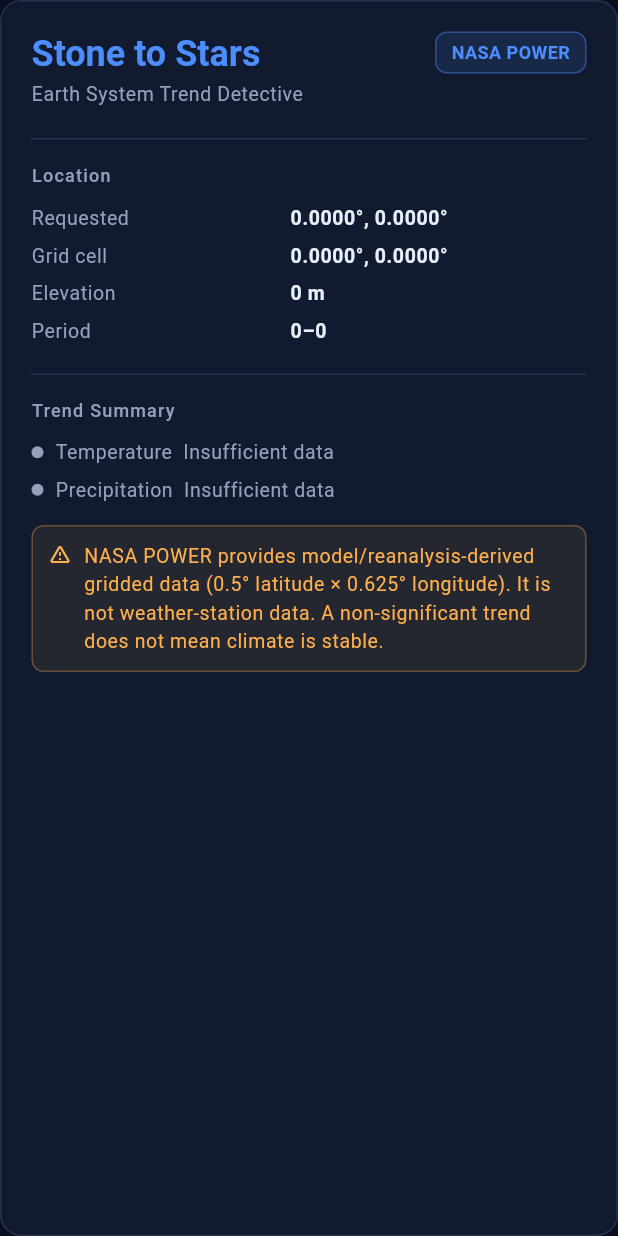
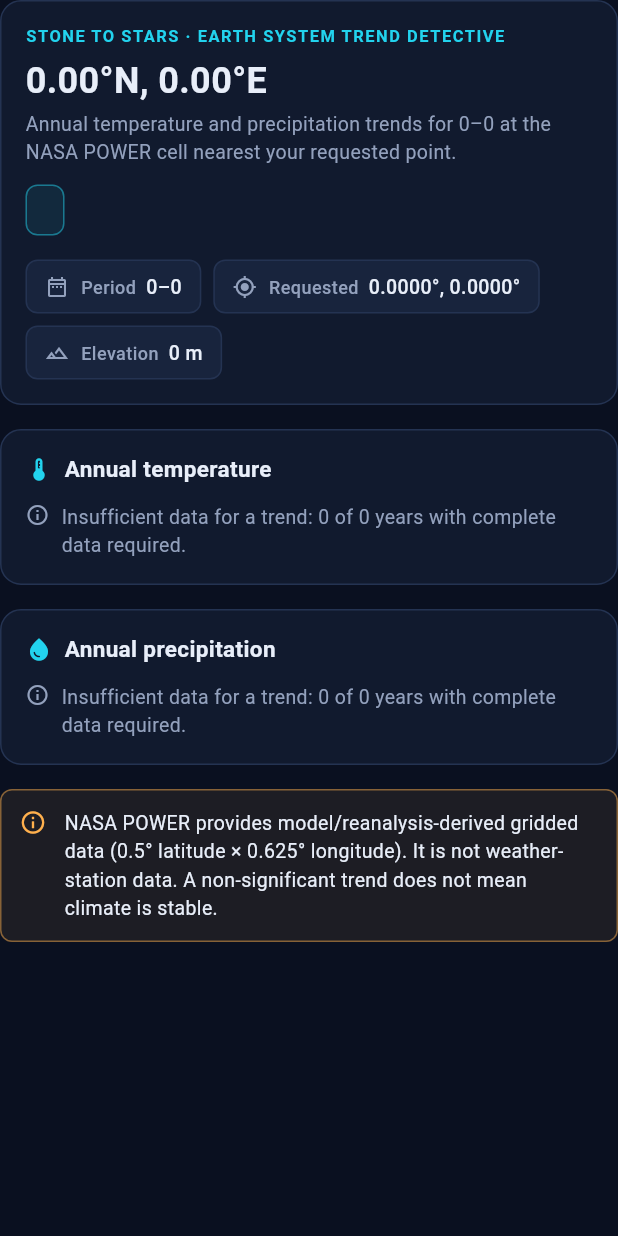
Before and after one commit to rdarshan927/stone-to-stars, a Flutter app: the OverviewCard widget shown alone on an empty page, opened directly with empty values, on a phone screen of 412 x 824 dp. Run offline on Flutter 3.47's test engine with Material 3 defaults, Android fonts, the phone set to English and light mode, and no system bars; our stand-ins replace fl_chart; network calls fail.

Commit message:
feat: redesign climate overview dashboard

```diff
--- a/apps/mobile/lib/widgets/overview_card.dart
+++ b/apps/mobile/lib/widgets/overview_card.dart
@@ -2,9 +2,37 @@ import 'package:flutter/material.dart';
 
 import '../app/theme.dart';
 import '../models/climate_analysis.dart';
-import 'stat_tile.dart';
+import 'app_card.dart';
+import 'status_pill.dart';
 
-/// Summary card shown at the top of the Overview section.
+/// Width from which the two variable panels sit side by side.
+const double kOverviewTwoColumnWidth = 720;
+
+/// Formats a Sen's slope for display: signed, typographic minus, with
+/// precision scaled to magnitude so the value stays short.
+String formatSlope(double v) {
+  final a = v.abs();
+  final digits = a >= 100
+      ? 0
+      : a >= 10
+      ? 1
+      : a >= 1
+      ? 2
+      : 3;
+  final s = a.toStringAsFixed(digits);
+  if (double.parse(s) == 0) return s; // avoid "+0.000" / "−0.000"
+  return '${v < 0 ? '−' : '+'}$s';
+}
+
+/// Formats a p-value with fixed precision, flooring very small values.
+String formatP(double p) => p < 0.0001 ? '< 0.0001' : p.toStringAsFixed(4);
+
+String _coord(double v, String pos, String neg) =>
+    '${v.abs().toStringAsFixed(2)}°${v >= 0 ? pos : neg}';
+
+/// Overview screen content: hero, one trend panel per climate variable, and
+/// the NASA POWER data note. Purely presentational; all values come from
+/// [analysis].
 class OverviewCard extends StatelessWidget {
   const OverviewCard({super.key, required this.analysis});
 
@@ -12,135 +40,191 @@ class OverviewCard extends StatelessWidget {
 
   @override
   Widget build(BuildContext context) {
-    final tt = Theme.of(context).textTheme;
+    final temp = analysis.temperature;
+    final precip = analysis.precipitation;
+
+    return LayoutBuilder(
+      builder: (context, constraints) {
+        final wide = constraints.maxWidth >= kOverviewTwoColumnWidth;
+
+        final tempPanel = _TrendPanel(
+          title: 'Annual temperature',
+          noun: 'mean temperature',
+          icon: Icons.thermostat,
+          trend: temp.trend,
+          excludedYears: temp.excludedYears.length,
+        );
+        final precipPanel = _TrendPanel(
+          title: 'Annual precipitation',
+          noun: 'total precipitation',
+          icon: Icons.water_drop,
+          trend: precip.trend,
+          excludedYears: precip.excludedYears.length,
+        );
+
+        return Column(
+          crossAxisAlignment: CrossAxisAlignment.stretch,
+          children: [
+            _Hero(analysis: analysis, wide: wide),
+            const SizedBox(height: AppSpacing.lg),
+            if (wide)
+              Row(
+                crossAxisAlignment: CrossAxisAlignment.start,
+                children: [
+                  Expanded(child: tempPanel),
+                  const SizedBox(width: AppSpacing.lg),
+                  Expanded(child: precipPanel),
+                ],
+              )
+            else ...[
+              tempPanel,
+              const SizedBox(height: AppSpacing.lg),
+              precipPanel,
+            ],
+            const SizedBox(height: AppSpacing.lg),
+            const _DataNote(),
+          ],
+        );
+      },
+    );
+  }
+}
+
+// ── Hero ────────────────────────────────────────────────────────────────────
+
+class _Hero extends StatelessWidget {
+  const _Hero({required this.analysis, required this.wide});
+
+  final ClimateAnalysis analysis;
+  final bool wide;
+
+  @override
+  Widget build(BuildContext context) {
     final loc = analysis.location;
-    final ds = analysis.dataset;
     final per = analysis.period;
-    final tTrend = analysis.temperature.trend;
-    final pTrend = analysis.precipitation.trend;
+    final title =
+        '${_coord(loc.latitude, 'N', 'S')}, ${_coord(loc.longitude, 'E', 'W')}';
+    final period = '${per.startYear}–${per.endYear}';
 
-    return Container(
-      decoration: BoxDecoration(
-        color: AppColors.surface,
-        borderRadius: BorderRadius.circular(14),
-        border: Border.all(color: AppColors.border),
+    final heading = Column(
+      crossAxisAlignment: CrossAxisAlignment.start,
+      children: [
+        Text(
+          'STONE TO STARS · EARTH SYSTEM TREND DETECTIVE',
+          style: AppText.overline.copyWith(color: AppColors.cyan),
         ),
-      padding: const EdgeInsets.all(20),
+        const SizedBox(height: AppSpacing.sm),
+        Semantics(
+          header: true,
+          child: Text(
+            title,
+            maxLines: 2,
+            overflow: TextOverflow.ellipsis,
+            style: AppText.headline,
+          ),
+        ),
+        const SizedBox(height: AppSpacing.xs),
+        Text(
+          'Annual temperature and precipitation trends for $period at the '
+          'NASA POWER cell nearest your requested point.',
+          style: AppText.bodySmall,
+        ),
+      ],
+    );
+
+    final badge = _SourceBadge(dataset: analysis.dataset);
+
+    return AppCard(
+      padding: EdgeInsets.all(wide ? AppSpacing.xl : AppSpacing.lg),
       child: Column(
         crossAxisAlignment: CrossAxisAlignment.start,
         children: [
-          // Header
+          if (wide)
             Row(
               crossAxisAlignment: CrossAxisAlignment.start,
               children: [
-              Expanded(
-                child: Column(
-                  crossAxisAlignment: CrossAxisAlignment.start,
+                Expanded(child: heading),
+                const SizedBox(width: AppSpacing.lg),
+                badge,
+              ],
+            )
+          else ...[
+            heading,
+            const SizedBox(height: AppSpacing.md),
+            badge,
+          ],
+          const SizedBox(height: AppSpacing.lg),
+          Wrap(
+            spacing: AppSpacing.sm,
+            runSpacing: AppSpacing.sm,
             children: [
-                    Text(
-                      'Stone to Stars',
-                      style: tt.headlineSmall?.copyWith(
-                        fontWeight: FontWeight.bold,
-                        color: AppColors.blue,
+              _FactChip(
+                icon: Icons.date_range_outlined,
+                label: 'Period',
+                value: period,
               ),
-                    ),
-                    const SizedBox(height: 2),
-                    Text(
-                      'Earth System Trend Detective',
-                      style: tt.bodySmall?.copyWith(
-                        color: AppColors.textSecondary,
-                      ),
-                    ),
-                  ],
-                ),
-              ),
-              _SourceBadge(sources: ds.sources),
-            ],
-          ),
-          const SizedBox(height: 20),
-          const Divider(color: AppColors.border, height: 1),
-          const SizedBox(height: 16),
-
-          // Location info
-          Text(
-            'Location',
-            style: tt.labelMedium?.copyWith(
-              color: AppColors.textSecondary,
-              letterSpacing: 0.8,
-            ),
-          ),
-          const SizedBox(height: 8),
-          StatTile(
+              _FactChip(
+                icon: Icons.my_location_outlined,
                 label: 'Requested',
                 value:
                     '${loc.requestedLatitude.toStringAsFixed(4)}°, '
                     '${loc.requestedLongitude.toStringAsFixed(4)}°',
               ),
-          StatTile(
-            label: 'Grid cell',
-            value:
-                '${loc.latitude.toStringAsFixed(4)}°, '
-                '${loc.longitude.toStringAsFixed(4)}°',
-          ),
               if (loc.elevationM != null)
-            StatTile(
+                _FactChip(
+                  icon: Icons.terrain_outlined,
                   label: 'Elevation',
                   value: '${loc.elevationM!.toStringAsFixed(0)} m',
                 ),
-          StatTile(label: 'Period', value: '${per.startYear}–${per.endYear}'),
-
-          const SizedBox(height: 16),
-          const Divider(color: AppColors.border, height: 1),
-          const SizedBox(height: 16),
-
-          // Quick trend summary
-          Text(
-            'Trend Summary',
-            style: tt.labelMedium?.copyWith(
-              color: AppColors.textSecondary,
-              letterSpacing: 0.8,
-            ),
-          ),
-          const SizedBox(height: 10),
-          _TrendSummaryRow(
-            label: 'Temperature',
-            trend: tTrend,
-            color: AppColors.cyan,
-          ),
-          const SizedBox(height: 6),
-          _TrendSummaryRow(
-            label: 'Precipitation',
-            trend: pTrend,
-            color: AppColors.orange,
-          ),
-
-          const SizedBox(height: 14),
-          Container(
-            decoration: BoxDecoration(
-              color: AppColors.orange.withAlpha(20),
-              borderRadius: BorderRadius.circular(8),
-              border: Border.all(color: AppColors.orange.withAlpha(80)),
-            ),
-            padding: const EdgeInsets.all(10),
-            child: Row(
-              crossAxisAlignment: CrossAxisAlignment.start,
-              children: [
-                const Icon(
-                  Icons.warning_amber_rounded,
-                  size: 16,
-                  color: AppColors.orange,
-                ),
-                const SizedBox(width: 8),
-                Expanded(
-                  child: Text(
-                    'NASA POWER provides model/reanalysis-derived gridded data '
-                    '(0.5° latitude × 0.625° longitude). '
-                    'It is not weather-station data. '
-                    'A non-significant trend does not mean climate is stable.',
-                    style: tt.bodySmall?.copyWith(color: AppColors.orange),
-                  ),
+            ],
           ),
         ],
+      ),
+    );
+  }
+}
+
+class _FactChip extends StatelessWidget {
+  const _FactChip({
+    required this.icon,
+    required this.label,
+    required this.value,
+  });
+
+  final IconData icon;
+  final String label;
+  final String value;
+
+  @override
+  Widget build(BuildContext context) {
+    return Container(
+      padding: const EdgeInsets.symmetric(
+        horizontal: AppSpacing.md,
+        vertical: AppSpacing.sm,
+      ),
+      decoration: BoxDecoration(
+        color: AppColors.surfaceHigh,
+        borderRadius: AppRadii.smAll,
+        border: const Border.fromBorderSide(AppBorders.subtle),
+      ),
+      child: Row(
+        mainAxisSize: MainAxisSize.min,
+        children: [
+          Icon(icon, size: 16, color: AppColors.textSecondary),
+          const SizedBox(width: AppSpacing.sm),
+          Flexible(
+            child: Text.rich(
+              TextSpan(
+                children: [
+                  TextSpan(text: '$label  ', style: AppText.label),
+                  TextSpan(
+                    text: value,
+                    style: AppText.numeric.copyWith(fontSize: 13),
+                  ),
+                ],
+              ),
+              maxLines: 2,
+              overflow: TextOverflow.ellipsis,
             ),
           ),
         ],
@@ -149,135 +233,250 @@ class OverviewCard extends StatelessWidget {
   }
 }
 
-class _TrendSummaryRow extends StatelessWidget {
-  const _TrendSummaryRow({
-    required this.label,
-    required this.trend,
-    required this.color,
-  });
+class _SourceBadge extends StatelessWidget {
+  const _SourceBadge({required this.dataset});
 
-  final String label;
-  final TrendResult trend;
-  final Color color;
+  final Dataset dataset;
 
   @override
   Widget build(BuildContext context) {
-    final tt = Theme.of(context).textTheme;
-    if (!trend.hasResult) {
+    return Container(
+      constraints: const BoxConstraints(maxWidth: 320),
+      padding: const EdgeInsets.symmetric(
+        horizontal: AppSpacing.md,
+        vertical: AppSpacing.sm,
+      ),
+      decoration: BoxDecoration(
+        color: AppColors.cyan.withAlpha(20),
+        borderRadius: AppRadii.smAll,
+        border: Border.fromBorderSide(AppBorders.tinted(AppColors.cyan)),
+      ),
+      child: Column(
+        crossAxisAlignment: CrossAxisAlignment.start,
+        mainAxisSize: MainAxisSize.min,
+        children: [
+          Text(
+            dataset.provider,
+            maxLines: 2,
+            overflow: TextOverflow.ellipsis,
+            style: AppText.label.copyWith(
+              color: AppColors.cyan,
+              fontWeight: FontWeight.w700,
+            ),
+          ),
+          if (dataset.sources.isNotEmpty)
+            Text(
+              dataset.sources.join(', '),
+              maxLines: 2,
+              overflow: TextOverflow.ellipsis,
+              style: AppText.label,
+            ),
+        ],
+      ),
+    );
+  }
+}
+
+// ── Trend panel ─────────────────────────────────────────────────────────────
+
+class _TrendPanel extends StatelessWidget {
+  const _TrendPanel({
+    required this.title,
+    required this.noun,
+    required this.icon,
+    required this.trend,
+    required this.excludedYears,
+  });
+
+  final String title;
+  final String noun;
+  final IconData icon;
+  final TrendResult trend;
+  final int excludedYears;
+
+  @override
+  Widget build(BuildContext context) {
+    return AppCard(
+      child: Column(
+        crossAxisAlignment: CrossAxisAlignment.start,
+        children: [
+          Row(
+            children: [
+              Icon(icon, size: 18, color: AppColors.cyan),
+              const SizedBox(width: AppSpacing.sm),
+              Expanded(
+                child: Semantics(
+                  header: true,
+                  child: Text(title, style: AppText.subtitle),
+                ),
+              ),
+            ],
+          ),
+          const SizedBox(height: AppSpacing.md),
+          if (trend.hasResult) ..._result(context) else _insufficient(),
+        ],
+      ),
+    );
+  }
+
+  Widget _insufficient() {
     return Row(
+      crossAxisAlignment: CrossAxisAlignment.start,
       children: [
-          _dot(AppColors.textSecondary),
-          const SizedBox(width: 8),
-          Flexible(
+        const Icon(
+          Icons.info_outline,
+          size: 16,
+          color: AppColors.textSecondary,
+        ),
+        const SizedBox(width: AppSpacing.sm),
+        Expanded(
           child: Text(
-              '$label  Insufficient data',
-              style: tt.bodySmall?.copyWith(color: AppColors.textSecondary),
-              overflow: TextOverflow.ellipsis,
+            'Insufficient data for a trend: ${trend.nObservations} of '
+            '${trend.minObservationsRequired} years with complete data '
+            'required.',
+            style: AppText.bodySmall,
           ),
         ),
       ],
     );
   }
 
-    final dir = trend.direction ?? 'none';
+  List<Widget> _result(BuildContext context) {
+    final dir = trend.direction;
+    final known = dir == 'increasing' || dir == 'decreasing';
+    final up = dir == 'increasing';
     final sig = trend.significant ?? false;
     final slope = trend.senSlopePerDecade;
-    final dirColor = dir == 'increasing'
-        ? AppColors.cyan
-        : dir == 'decreasing'
-        ? AppColors.orange
-        : AppColors.textSecondary;
 
-    return Row(
-      crossAxisAlignment: CrossAxisAlignment.center,
+    // Colour only confirms *significant* trends; everything else is muted.
+    final valueColor = !sig || !known
+        ? AppColors.textSecondary
+        : (up ? AppColors.cyan : AppColors.amber);
+
+    final stat = [
+      if (trend.pValueHamedRao != null) 'p = ${formatP(trend.pValueHamedRao!)}',
+      'α = ${trend.alpha}',
+    ].join(', ');
+
+    final String sentence;
+    if (sig) {
+      sentence = known
+          ? 'A statistically significant ${up ? 'increase' : 'decrease'} in '
+                'annual $noun ($stat).'
+          : 'A statistically significant trend in annual $noun ($stat).';
+    } else {
+      sentence = known
+          ? 'The slope points ${up ? 'upward' : 'downward'}, but it is not '
+                'statistically significant ($stat). This is inconclusive, '
+                'not evidence of stability.'
+          : 'No clear trend direction was detected ($stat).';
+    }
+
+    return [
+      Wrap(
+        spacing: AppSpacing.sm,
+        crossAxisAlignment: WrapCrossAlignment.end,
         children: [
-        _dot(color),
-        const SizedBox(width: 8),
-        // Label: intrinsic width capped at 100 px, shrinks on very narrow screens.
-        ConstrainedBox(
-          constraints: const BoxConstraints(maxWidth: 100),
-          child: Text(
-            label,
-            style: tt.bodySmall?.copyWith(color: AppColors.textPrimary),
-            overflow: TextOverflow.ellipsis,
+          Text(
+            slope == null ? '—' : formatSlope(slope),
+            style: AppText.numericLarge.copyWith(color: valueColor),
           ),
-        ),
-        const SizedBox(width: 6),
-        // Pills + slope in an Expanded Wrap so they never overflow the row.
-        Expanded(
-          child: Wrap(
-            spacing: 6,
-            runSpacing: 2,
-            crossAxisAlignment: WrapCrossAlignment.center,
-            children: [
-              _pill(dir[0].toUpperCase() + dir.substring(1), dirColor, tt),
-              _pill(
-                sig ? 'Significant' : 'Not sig.',
-                sig ? AppColors.cyan : AppColors.textSecondary,
-                tt,
-              ),
-              if (slope != null)
-                Text(
-                  '${slope >= 0 ? '+' : ''}${slope.toStringAsFixed(3)} '
-                  '${trend.slopeUnitsPerDecade}',
-                  style: tt.labelSmall?.copyWith(
-                    color: AppColors.textSecondary,
-                  ),
-                  overflow: TextOverflow.ellipsis,
+          Padding(
+            padding: const EdgeInsets.only(bottom: 3),
+            child: Text(trend.slopeUnitsPerDecade, style: AppText.bodySmall),
           ),
         ],
       ),
+      const SizedBox(height: AppSpacing.sm),
+      Wrap(
+        spacing: AppSpacing.sm,
+        runSpacing: AppSpacing.sm,
+        children: [
+          if (known)
+            StatusPill.direction(direction: dir, significant: sig)
+          else
+            const StatusPill(
+              label: 'No clear direction',
+              color: AppColors.textSecondary,
+              icon: Icons.horizontal_rule,
             ),
+          StatusPill.significance(significant: sig),
         ],
-    );
+      ),
+      const SizedBox(height: AppSpacing.md),
+      Text(sentence, style: AppText.bodySmall),
+      const SizedBox(height: AppSpacing.md),
+      const Divider(),
+      const SizedBox(height: AppSpacing.sm),
+      if (trend.ci95LowPerDecade != null && trend.ci95HighPerDecade != null)
+        _Metric(
+          label: '95% confidence range',
+          value:
+              '${formatSlope(trend.ci95LowPerDecade!)} to '
+              '${formatSlope(trend.ci95HighPerDecade!)} '
+              '${trend.slopeUnitsPerDecade}',
+        ),
+      _Metric(label: 'Years analysed', value: '${trend.nObservations}'),
+      if (excludedYears > 0)
+        _Metric(label: 'Years excluded (incomplete)', value: '$excludedYears'),
+    ];
+  }
 }
 
-  Widget _dot(Color c) => Container(
-    width: 8,
-    height: 8,
-    decoration: BoxDecoration(color: c, shape: BoxShape.circle),
-  );
+class _Metric extends StatelessWidget {
+  const _Metric({required this.label, required this.value});
 
-  Widget _pill(String text, Color c, TextTheme tt) => Container(
-    padding: const EdgeInsets.symmetric(horizontal: 7, vertical: 2),
-    decoration: BoxDecoration(
-      color: c.withAlpha(25),
-      borderRadius: BorderRadius.circular(10),
-    ),
-    child: Text(text, style: tt.labelSmall?.copyWith(color: c)),
-  );
-}
-
-class _SourceBadge extends StatelessWidget {
-  const _SourceBadge({required this.sources});
-
-  final List<String> sources;
+  final String label;
+  final String value;
 
   @override
   Widget build(BuildContext context) {
-    return Container(
-      padding: const EdgeInsets.symmetric(horizontal: 10, vertical: 5),
-      decoration: BoxDecoration(
-        color: AppColors.blue.withAlpha(30),
-        borderRadius: BorderRadius.circular(8),
-        border: Border.all(color: AppColors.blue.withAlpha(100)),
+    return Padding(
+      padding: const EdgeInsets.symmetric(vertical: AppSpacing.xs),
+      child: Row(
+        crossAxisAlignment: CrossAxisAlignment.start,
+        children: [
+          Expanded(flex: 4, child: Text(label, style: AppText.bodySmall)),
+          const SizedBox(width: AppSpacing.sm),
+          Expanded(
+            flex: 5,
+            child: Text(
+              value,
+              textAlign: TextAlign.end,
+              style: AppText.numeric.copyWith(fontSize: 13),
             ),
-      child: Column(
-        crossAxisAlignment: CrossAxisAlignment.end,
-        children: [
-          Text(
-            'NASA POWER',
-            style: Theme.of(context).textTheme.labelSmall
-                ?.copyWith(color: AppColors.blue, fontWeight: FontWeight.bold),
-          ),
-          if (sources.isNotEmpty)
-            Text(
-              sources.join(', '),
-              style: Theme.of(context).textTheme.labelSmall
-                  ?.copyWith(color: AppColors.textSecondary, fontSize: 10),
           ),
         ],
       ),
     );
   }
 }
+
+// ── Data note ───────────────────────────────────────────────────────────────
+
+class _DataNote extends StatelessWidget {
+  const _DataNote();
+
+  @override
+  Widget build(BuildContext context) {
+    return AppCard.callout(
+      accent: AppColors.amber,
+      child: Row(
+        crossAxisAlignment: CrossAxisAlignment.start,
+        children: [
+          const Icon(Icons.info_outline, size: 18, color: AppColors.amber),
+          const SizedBox(width: AppSpacing.md),
+          Expanded(
+            child: Text(
+              'NASA POWER provides model/reanalysis-derived gridded data '
+              '(0.5° latitude × 0.625° longitude). '
+              'It is not weather-station data. '
+              'A non-significant trend does not mean climate is stable.',
+              style: AppText.bodySmall.copyWith(color: AppColors.textPrimary),
+            ),
+          ),
+        ],
+      ),
+    );
+  }
+}
```
Also changed, not shown: 1 other file. Lines whose indentation alone changed are shown as unchanged.
